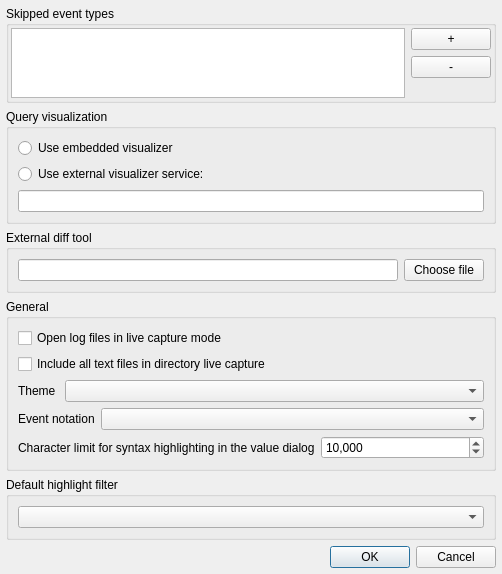
Before: the Qt Designer form src/optionsdlg.ui in tableau/tableau-log-viewer, drawn with Qt 5.
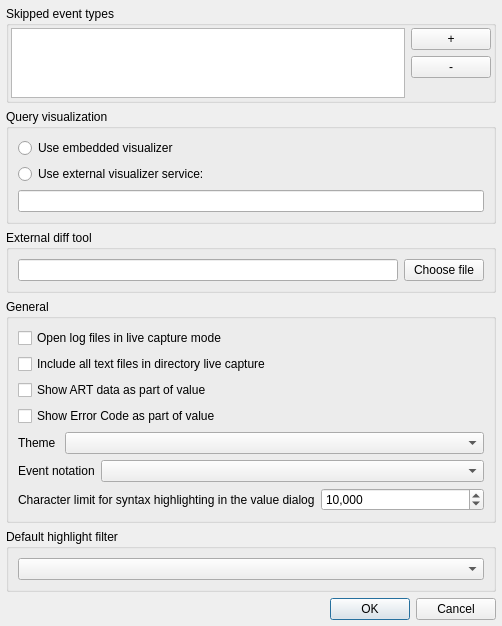
After: the same form once the commit is applied.

Commit message:
Add options to show/hide ART data and error code in Value (#109)
* Add options to show or hide ART data and Error Code in Value

* Use options to show or hide ~art and ~errorcode. Added ART and Error Code column in find and highlight (art and error code are now searcheable)

```diff
--- a/src/optionsdlg.ui
+++ b/src/optionsdlg.ui
@@ -7,7 +7,7 @@
     <x>0</x>
     <y>0</y>
     <width>502</width>
-    <height>529</height>
+    <height>570</height>
    </rect>
   </property>
   <property name="windowTitle">
@@ -199,6 +199,26 @@
           </property>
          </widget>
         </item>
+        <item>
+         <widget class="QCheckBox" name="showArtDataInValue">
+          <property name="toolTip">
+           <string>If ART data is available in an event, an &quot;~art&quot; attribute is added and displayed in the value</string>
+          </property>
+          <property name="text">
+           <string>Show ART data as part of value</string>
+          </property>
+         </widget>
+        </item>
+        <item>
+         <widget class="QCheckBox" name="showErrorCodeInValue">
+          <property name="toolTip">
+           <string>If Error Code is available in an event, an &quot;~errorcode&quot; attribute is added and displayed in the value</string>
+          </property>
+          <property name="text">
+           <string>Show Error Code as part of value</string>
+          </property>
+         </widget>
+        </item>
         <item>
          <layout class="QFormLayout" name="themeFormLayout">
           <item row="0" column="0">
```
The commit also changes 8 other files.
